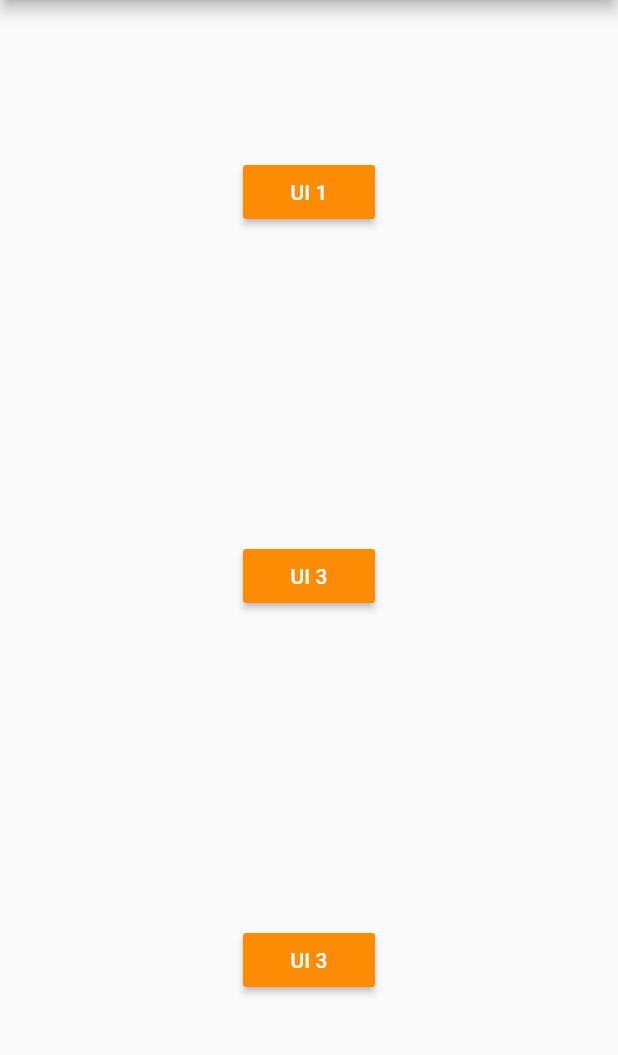
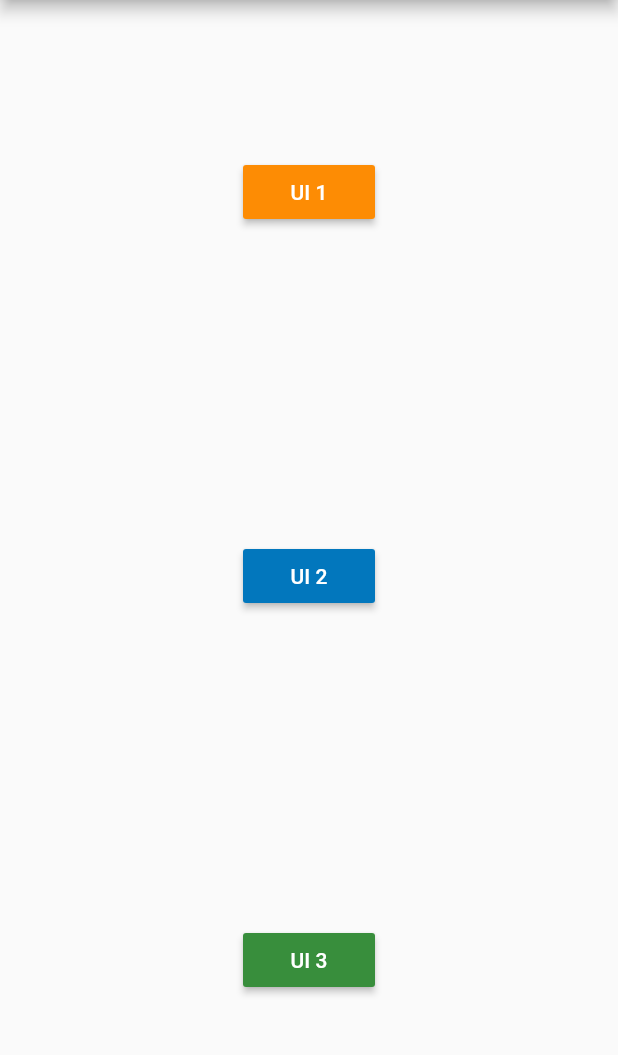
Before and after one commit to Anelka-Lazuardi/Uts_mobile, a Flutter app: the screen it shows after launch, on a phone screen of 412 x 824 dp, the part 84-1139 px from its top. Run offline on Flutter 3.47's test engine with Material 2 defaults, Android fonts, the phone set to English and light mode, and no system bars.

Commit message:
Update Form Konsultasi 3

```diff
--- a/lib/views/MainPage.dart
+++ b/lib/views/MainPage.dart
@@ -34,8 +34,8 @@ class MainPage extends StatelessWidget {
                   MaterialPageRoute(builder: (context) => Ui2()),
                 );
               },
-              child: Text("UI 3"),
-              color: Color(0xFFfd8c04),
+              child: Text("UI 2"),
+              color: Color(0xFF0277BD),
               textColor: Colors.white,
             ),
             RaisedButton(
@@ -47,7 +47,7 @@ class MainPage extends StatelessWidget {
               },
               child: Text("UI 3"
                   ""),
-              color: Color(0xFFfd8c04),
+              color: Color(0xFF388E3C),
               textColor: Colors.white,
             ),
           ],
```
